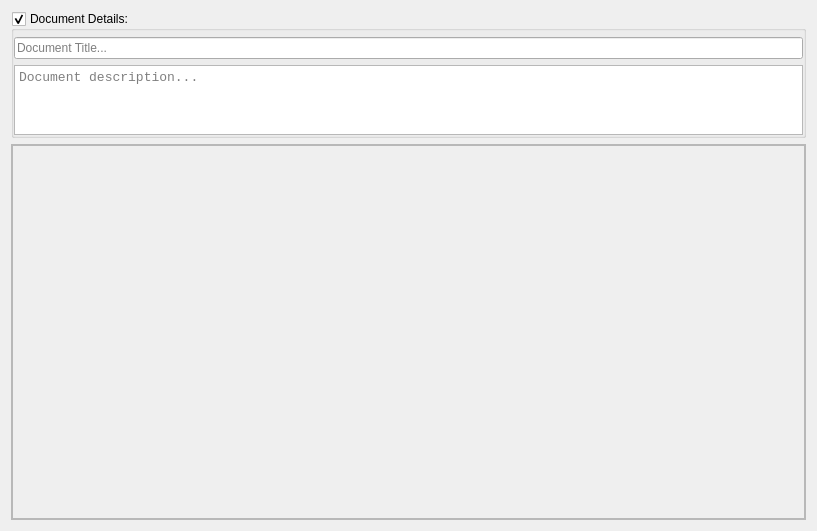
Old version of the form ui/tab.ui in the repository jwjulien/bine.
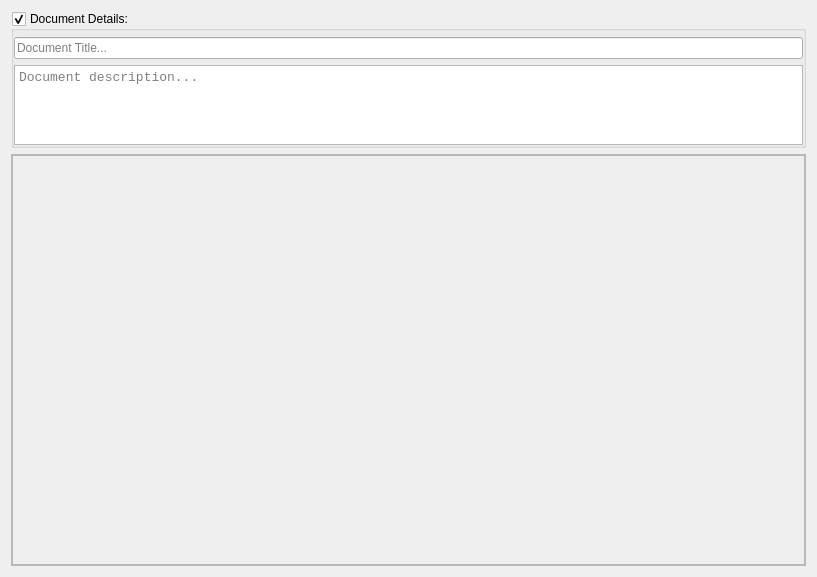
New version of the form. Custom widgets are drawn as their Qt base class.

```diff
--- a/ui/tab.ui
+++ b/ui/tab.ui
@@ -7,7 +7,7 @@
     <x>0</x>
     <y>0</y>
     <width>817</width>
-    <height>531</height>
+    <height>577</height>
    </rect>
   </property>
   <property name="windowTitle">
@@ -90,7 +90,7 @@
         <x>0</x>
         <y>0</y>
         <width>797</width>
-        <height>378</height>
+        <height>413</height>
        </rect>
       </property>
       <layout class="QHBoxLayout" name="horizontalLayout">
```
